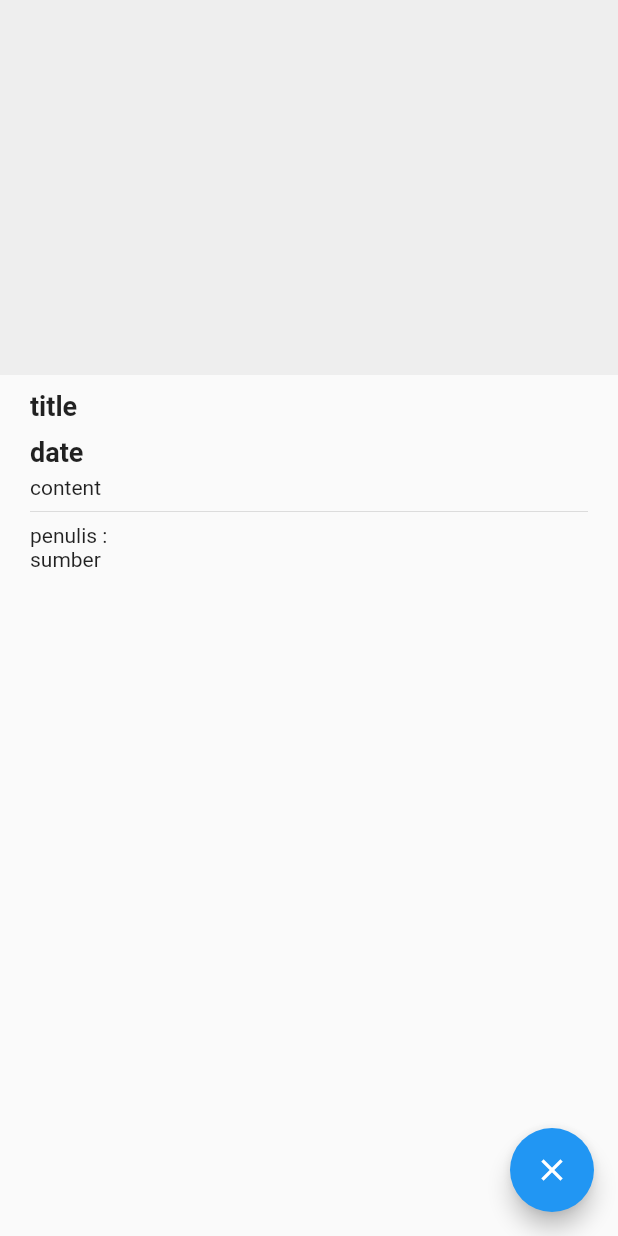
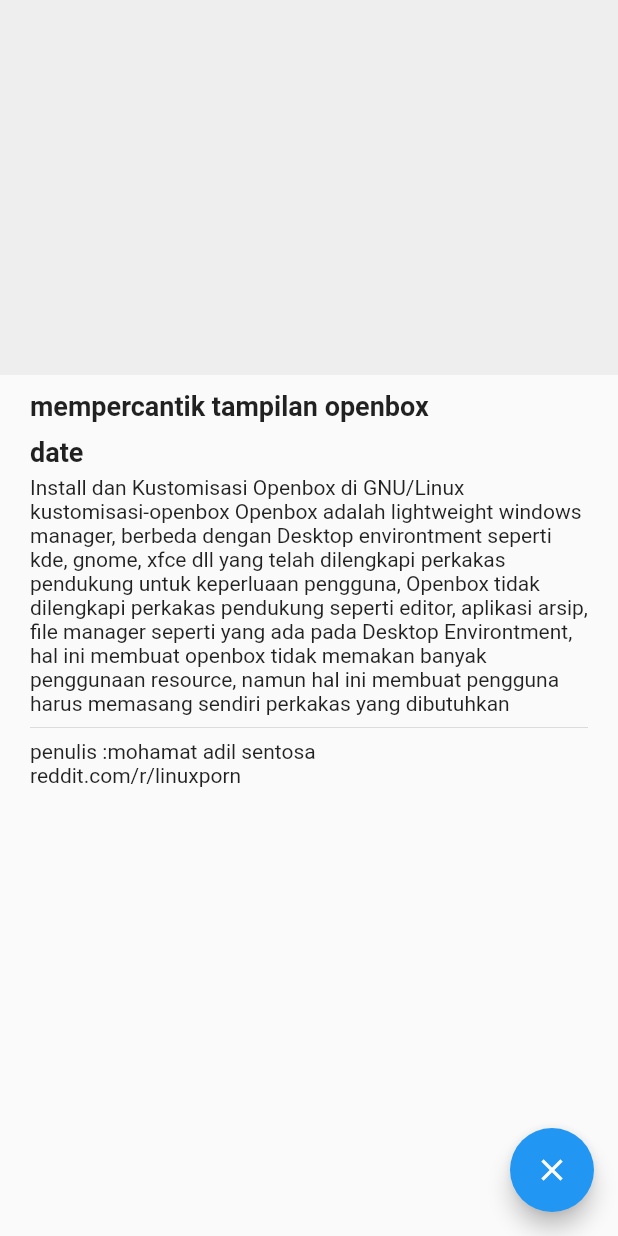
Before and after one commit to adilsentosa/app_berita, a Flutter app: the detail screen opened directly, on a phone screen of 412 x 824 dp. Run offline on Flutter 3.47's test engine with Material 2 defaults, Android fonts, the phone set to English and light mode, and no system bars; network calls fail.

Commit message:
udah pusnging

```diff
--- a/lib/detail.dart
+++ b/lib/detail.dart
@@ -16,7 +16,7 @@ class detail extends StatelessWidget {
               crossAxisAlignment: CrossAxisAlignment.start,
               children: <Widget>[
                 Text(
-                  'title',
+                  'mempercantik tampilan openbox',
                   style: TextStyle(fontSize: 18, fontWeight: FontWeight.bold),
                 ),
                 SizedBox(height: 10),
@@ -25,10 +25,11 @@ class detail extends StatelessWidget {
                   style: TextStyle(fontSize: 18, fontWeight: FontWeight.bold),
                 ),
                 SizedBox(height: 5),
-                Text('content'),
+                Text(
+                    'Install dan Kustomisasi Openbox di GNU/Linux kustomisasi-openbox Openbox adalah lightweight windows manager, berbeda dengan Desktop environtment seperti kde, gnome, xfce dll yang telah dilengkapi perkakas pendukung untuk keperluaan pengguna, Openbox tidak dilengkapi perkakas pendukung seperti editor, aplikasi arsip, file manager seperti yang ada pada Desktop Environtment, hal ini membuat openbox tidak memakan banyak penggunaan resource, namun hal ini membuat pengguna harus memasang sendiri perkakas yang dibutuhkan'),
                 Divider(),
-                Text('penulis :'),
-                Text('sumber'),
+                Text('penulis :mohamat adil sentosa'),
+                Text('reddit.com/r/linuxporn'),
               ],
             ),
           )
--- a/lib/get_data.dart
+++ /dev/null
@@ -1,24 +0,0 @@
-import 'dart:convert';
-import 'package:http/http.dart' as http;
-
-class Data {
-  String id;
-  String title;
-  String publishedAt;
-  String content;
-  String description;
-  Data({this.id,this.title, this.publishedAt,this.content , this.description})
-  factory Data.createData(Map<String, dynamic>object)
-  {
-    return Data(
-      id: object['id'],
-      title: object ['title']
-      publishedAt: ['publishedAt']
-      content: ['content']
-      description: ['description']
-
-
-    );
-  }
-  static Future<Data> connectToAPI
-}
--- a/lib/home.dart
+++ b/lib/home.dart
@@ -19,10 +19,12 @@ class _HomeState extends State<Home> {
                 color: Colors.amber,
                 height: 100,
                 width: 100,
-                child: Text('images'),
+                child: Image(
+                    image: NetworkImage(
+                        'https://i.pinimg.com/736x/37/70/f9/3770f95cf2685d7015afa03e4e196e53.jpg')),
               ),
-              title: Text('title'),
-              subtitle: Text('subtitle'),
+              title: Text('mempercantik tampilan openbox'),
+              subtitle: Text('make openbox beautifu'),
               onTap: () {
                 Navigator.push(
                     context, MaterialPageRoute(builder: (c) => detail()));
--- a/pubspec.yaml
+++ b/pubspec.yaml
@@ -52,11 +52,13 @@ dev_dependencies:
 
 # The following section is specific to Flutter.
 flutter:
+assets:
+- images/linux.png
 
   # The following line ensures that the Material Icons font is
   # included with your application, so that you can use the icons in
   # the material Icons class.
-  uses-material-design: true
+uses-material-design: true
 
   # To add assets to your application, add an assets section, like this:
   # assets:
```
Also changed, not shown: assets/images/linux.png (added).
